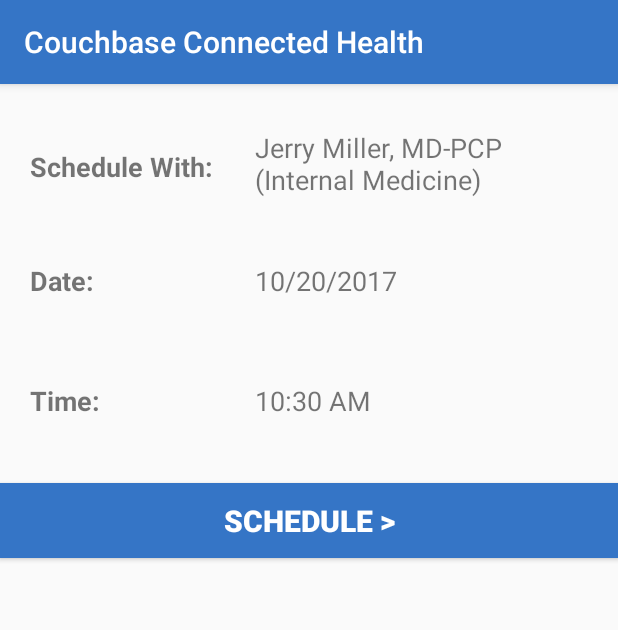
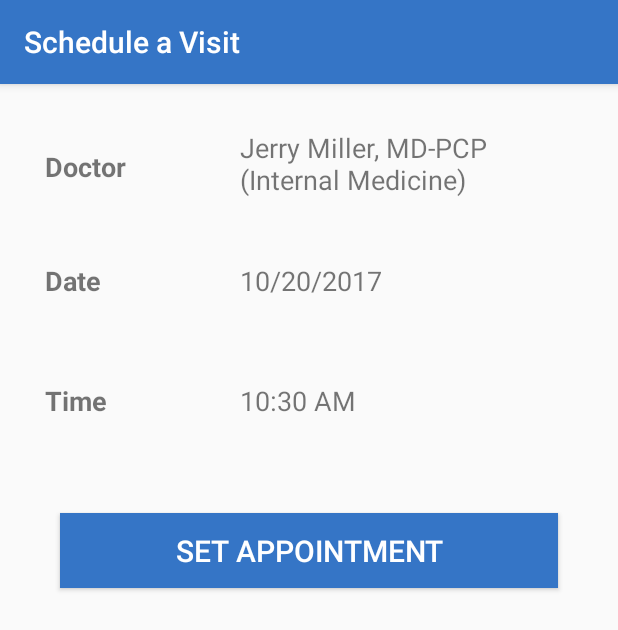
Before and after one commit to couchbaselabs/connect-fall-2017-demo, an Android app: the CareMessage screen opened directly, with no data from a screen before it, on a phone screen of 412 x 824 dp. Shown: the top 630 px of the screen. Run offline under Robolectric (Android 15) with nearby library versions, the phone set to English and light mode, and no system bars; Roboto replaces fonts that are not available here.

Commit message:
Fixed #41 - Android: Appointment UI enhancement (#42)

```diff
--- a/demo/mobile/android/CBCHealth/app/src/main/java/com/couchbase/mobile/app/CareMessage.java
+++ b/demo/mobile/android/CBCHealth/app/src/main/java/com/couchbase/mobile/app/CareMessage.java
@@ -30,6 +30,8 @@
         setContentView(R.layout.activity_care_message);
         Toolbar toolbar = findViewById(R.id.toolbar);
         setSupportActionBar(toolbar);
+
+        setTitle("Schedule a Visit");
 
         dateFormat = new SimpleDateFormat("MM/dd/yyyy");
         timeFormat = new SimpleDateFormat("hh:mm aaa");
--- a/demo/mobile/android/CBCHealth/app/src/main/res/layout/content_care_message.xml
+++ b/demo/mobile/android/CBCHealth/app/src/main/res/layout/content_care_message.xml
@@ -12,12 +12,12 @@
 
     <TextView
         android:id="@+id/textView1"
-        android:layout_width="150dp"
+        android:layout_width="130dp"
         android:layout_height="50dp"
         android:layout_alignParentStart="true"
-        android:layout_marginLeft="20dp"
+        android:layout_marginStart="30dp"
         android:layout_marginTop="30dp"
-        android:text="Schedule With:"
+        android:text="Doctor"
         android:gravity="center_vertical"
         android:textSize="18sp"
         android:textStyle="bold"/>
@@ -27,10 +27,9 @@
         android:layout_width="wrap_content"
         android:layout_height="wrap_content"
         android:layout_alignTop="@+id/textView1"
-        android:layout_marginLeft="0dp"
-        android:layout_marginRight="20dp"
+        android:layout_marginStart="0dp"
+        android:layout_marginEnd="30dp"
         android:layout_toEndOf="@+id/textView1"
-        android:layout_weight="1"
         android:gravity="center_vertical"
         android:maxLines="3"
         android:text="Jerry Miller, MD-PCP (Internal Medicine)"
@@ -39,13 +38,13 @@
 
     <TextView
         android:id="@+id/textView3"
-        android:layout_width="150dp"
+        android:layout_width="130dp"
         android:layout_height="50dp"
         android:layout_alignStart="@+id/textView1"
         android:layout_alignEnd="@+id/textView1"
         android:layout_below="@+id/textView2"
         android:layout_marginTop="30dp"
-        android:text="Date:"
+        android:text="Date"
         android:gravity="center_vertical"
         android:textSize="18sp"
         android:textStyle="bold"/>
@@ -63,13 +62,13 @@
 
     <TextView
         android:id="@+id/textView5"
-        android:layout_width="150dp"
+        android:layout_width="130dp"
         android:layout_height="50dp"
         android:layout_alignStart="@+id/textView3"
         android:layout_alignEnd="@+id/textView3"
         android:layout_below="@+id/textView3"
         android:layout_marginTop="30dp"
-        android:text="Time:"
+        android:text="Time"
         android:gravity="center_vertical"
         android:textSize="18sp"
         android:textStyle="bold"/>
@@ -85,19 +84,19 @@
         android:gravity="center_vertical"
         android:textSize="18sp"/>
 
-
     <Button
         android:id="@+id/btnSchedule"
         android:layout_width="match_parent"
         android:layout_height="50dp"
         android:layout_alignParentStart="true"
         android:layout_below="@+id/textView5"
-        android:layout_marginTop="30dp"
-        android:layout_weight="1"
+        android:layout_marginTop="50dp"
+        android:layout_marginStart="40dp"
+        android:layout_marginEnd="40dp"
         android:background="?attr/colorPrimary"
-        android:text="Schedule >"
+        android:text="Set Appointment"
         android:textColor="#FFF"
         android:textSize="20sp"
-        android:textStyle="bold"/>
+        />
 
 </RelativeLayout>
```
